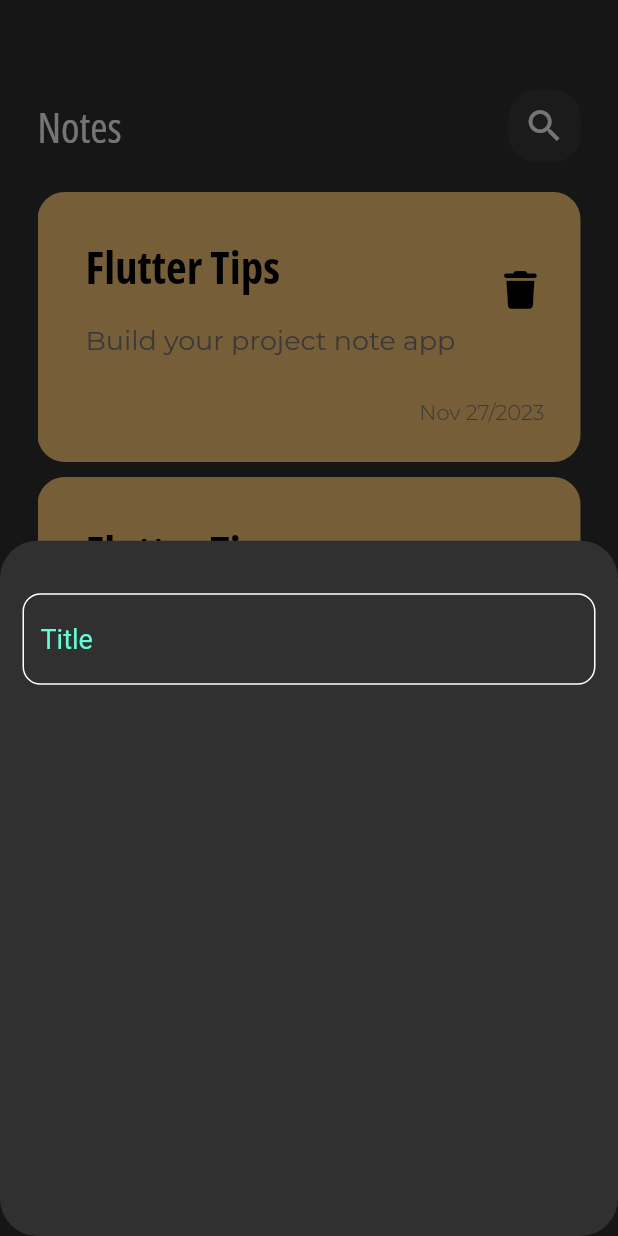
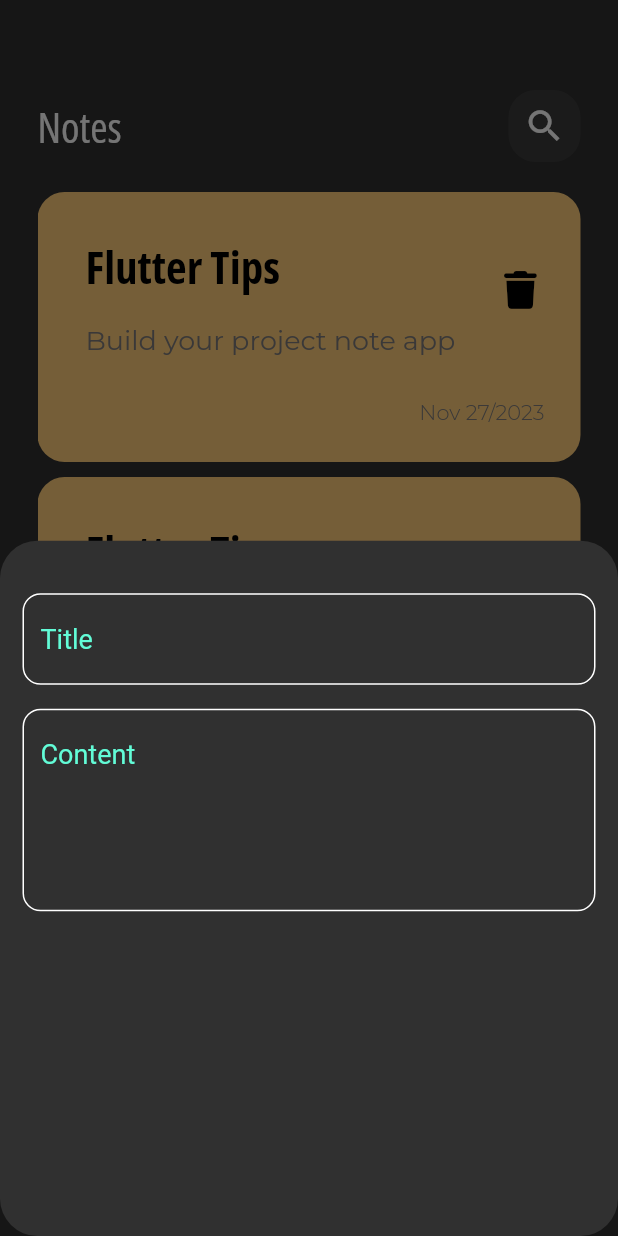
Before and after one commit to esraa-mohamad/note_app, a Flutter app: the screen it shows after launch, after a tap on the "add" icon, on a phone screen of 412 x 824 dp. Run offline on Flutter 3.47's test engine with Material 2 defaults, Android fonts, the phone set to English and light mode, and no system bars; our stand-ins replace font_awesome_flutter; project files that could hold a hidden picture were left out.

Commit message:
add_text_field_to_note_bottom_sheet

```diff
--- a/lib/modules/add_note_bottom_sheet.dart
+++ b/lib/modules/add_note_bottom_sheet.dart
@@ -6,15 +6,22 @@ class AddNoteBottomSheet extends StatelessWidget {
 
   @override
   Widget build(BuildContext context) {
-    return Container(
-      child: const Column(
-        children: [
-          SizedBox(
-            height: 35,
-          ),
-          CustomTextField()
-        ],
-      ),
+    return const Column(
+      children: [
+        SizedBox(
+          height: 35,
+        ),
+        CustomTextField(
+          hintText: 'Title',
+        ),
+        SizedBox(
+          height: 16,
+        ),
+        CustomTextField(
+          hintText: 'Content',
+          maxLine: 5,
+        ),
+      ],
     );
   }
 }
--- a/lib/modules/custom_text_field.dart
+++ b/lib/modules/custom_text_field.dart
@@ -3,7 +3,10 @@ import 'package:note_app/presentation/resources/color_manager.dart';
 import 'package:note_app/presentation/resources/font_manager.dart';
 
 class CustomTextField extends StatelessWidget {
-  const CustomTextField({super.key});
+  const CustomTextField({required this.hintText , this.maxLine=1 ,super.key});
+
+  final String hintText ;
+  final int maxLine ;
 
   @override
   Widget build(BuildContext context) {
@@ -13,15 +16,16 @@ class CustomTextField extends StatelessWidget {
       ),
       child: TextField(
         cursorColor: ColorManager.green,
+        maxLines: maxLine,
         decoration: InputDecoration(
           border: buildBorder(),
           enabledBorder: buildBorder(),
           focusedBorder: buildBorder(ColorManager.green),
-          hintText: 'Title',
+          hintText: hintText,
           hintStyle: const TextStyle(
             color: ColorManager.green,
             fontSize: FontSize.s18
-          )
+          ),
         ),
       ),
     );
```
